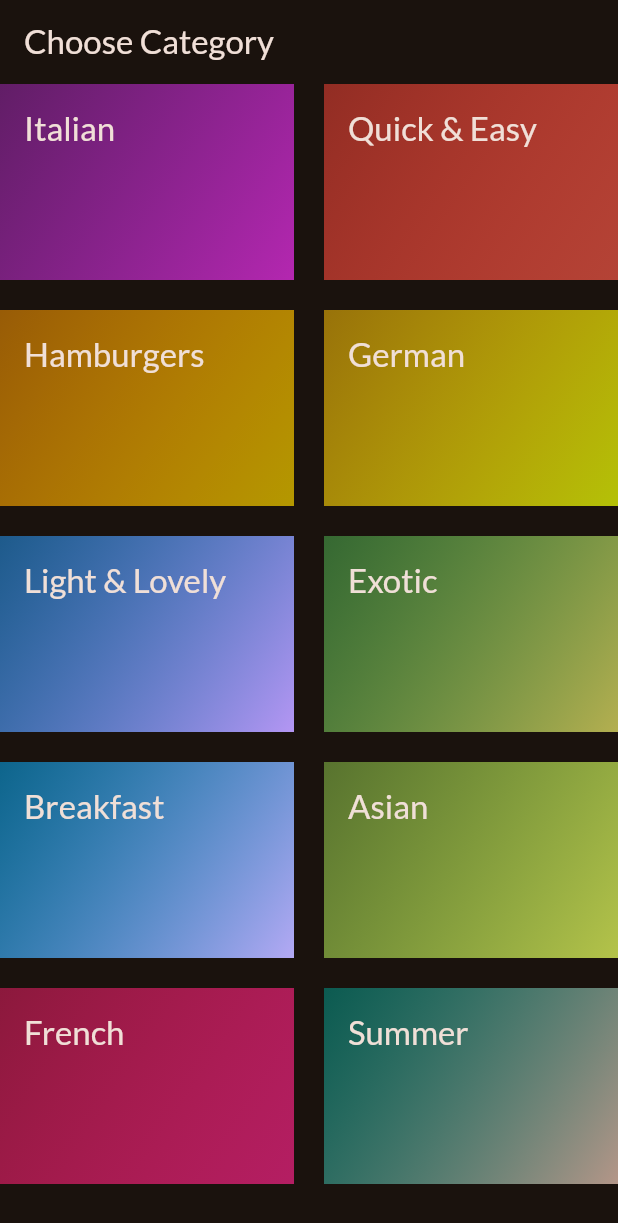
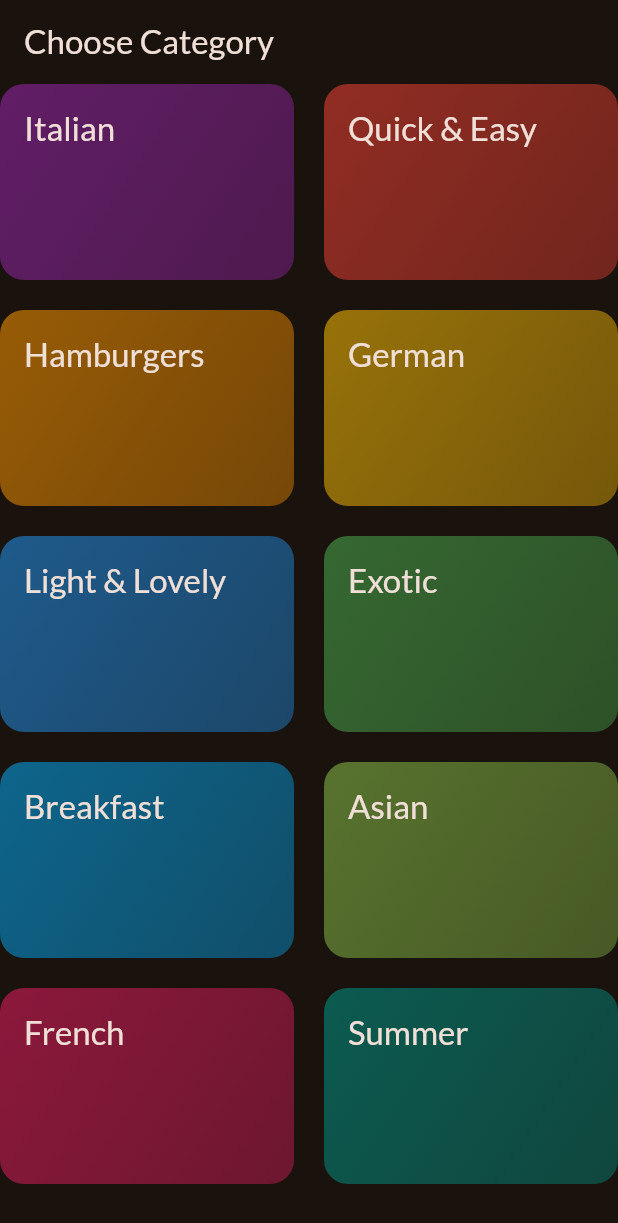
Before and after one commit to Ollarr/BiteBliss, a Flutter app: the screen it shows after launch, on a phone screen of 412 x 824 dp. Shown: the top 1223 px of the screen. Run offline on Flutter 3.47's test engine with Material 2 defaults, Android fonts, the phone set to English and light mode, and no system bars; our stand-ins replace google_fonts.

Commit message:
made the meal category cards tappable and added effect

```diff
--- a/lib/widgets/category_grid_item.dart
+++ b/lib/widgets/category_grid_item.dart
@@ -9,13 +9,18 @@ class CategoryGridItem extends StatelessWidget {
 
   @override
   Widget build(BuildContext context) {
-    return Container(
+    return InkWell(
+      onTap: () {},
+      splashColor: Theme.of(context).colorScheme.primary,
+      borderRadius: BorderRadius.circular(16),
+      child: Container(
         padding: const EdgeInsets.all(16),
         decoration: BoxDecoration(
+          borderRadius: BorderRadius.circular(16),
           gradient: LinearGradient(
             colors: [
               category.color.withOpacity(0.55),
-            category.color.withRed(180),
+              category.color.withOpacity(0.4),
             ],
             begin: Alignment.topLeft,
             end: Alignment.bottomRight,
@@ -25,6 +30,7 @@ class CategoryGridItem extends StatelessWidget {
             style: Theme.of(context).textTheme.titleLarge!.copyWith(
                   color: Theme.of(context).colorScheme.onBackground,
                 )),
+      ),
     );
   }
 }
```
Lines whose indentation alone changed are shown as unchanged.
